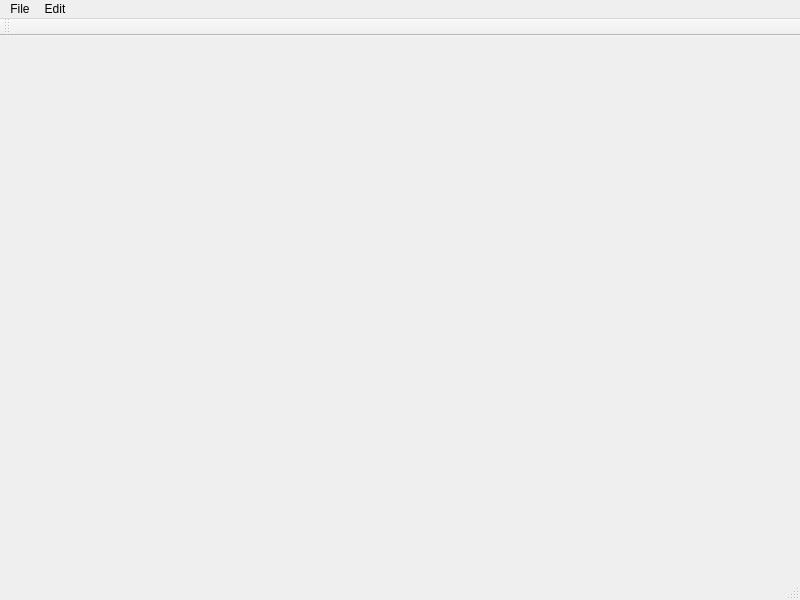
This is mizo_notePad/mainwindow.ui in sangzelahnamte/Mz_notePad as Qt 5 draws it before an edit. The edited form follows.
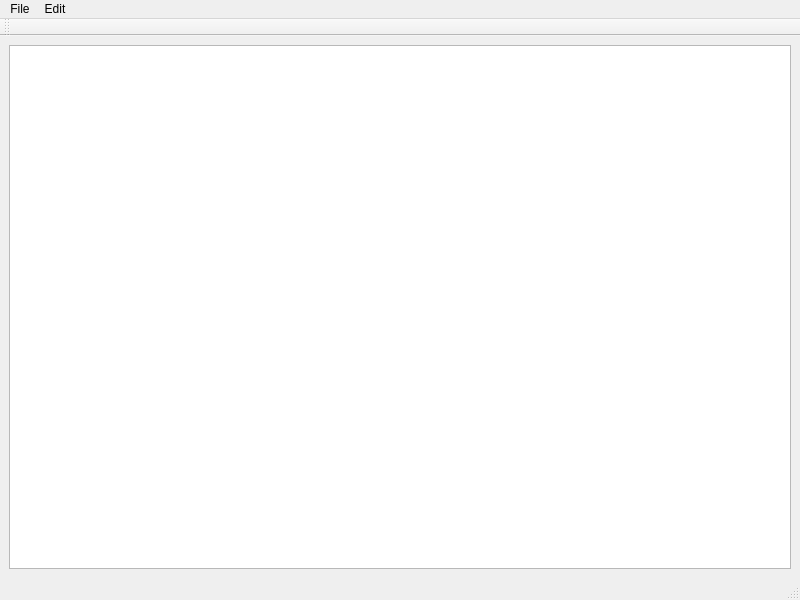
This is the edited form. Icons and pictures are not drawn.

Commit message: Added init_widget to initialize to mainWindow constructor

The edit to the form file:
```diff
--- a/mizo_notePad/mainwindow.ui
+++ b/mizo_notePad/mainwindow.ui
@@ -13,7 +13,13 @@
   <property name="windowTitle">
    <string>MainWindow</string>
   </property>
-  <widget class="QWidget" name="centralwidget"/>
+  <widget class="QWidget" name="centralwidget">
+   <layout class="QVBoxLayout" name="verticalLayout">
+    <item>
+     <widget class="QTextEdit" name="textEdit"/>
+    </item>
+   </layout>
+  </widget>
   <widget class="QMenuBar" name="menubar">
    <property name="geometry">
     <rect>
```
Left out of the diff: 6 changed lines with no effect on the pictures. The commit also changes 2 other files.
